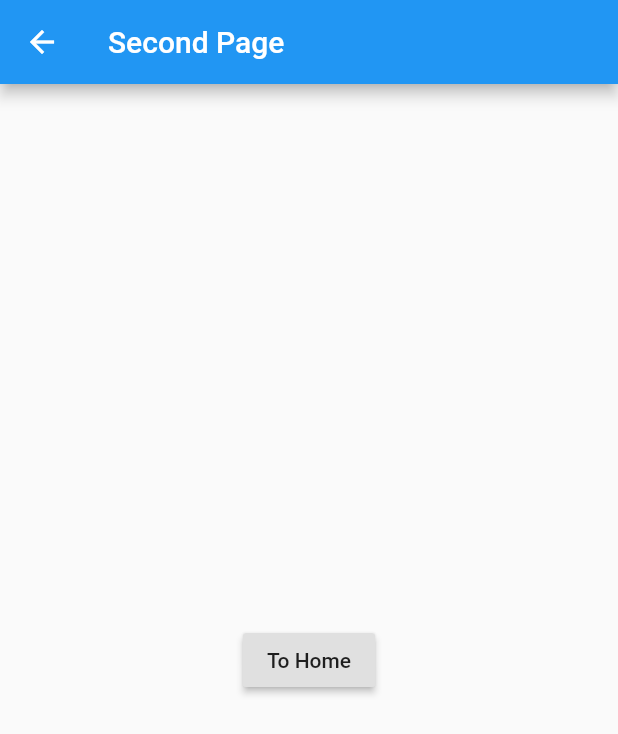
After one commit to GiovanniSolano/Componentes-b-sicos---Flutter, a Flutter app: the screen it shows after launch, after a tap on "To Page 2", on a phone screen of 412 x 824 dp. The commit adds this screen. Shown: the top 734 px of the screen. Run offline on Flutter 3.47's test engine with Material 2 defaults, Android fonts, the phone set to English and light mode, and no system bars.

Commit message:
Navegacion entre pantallas

```diff
--- /dev/null
+++ b/lib/components/secondpage.dart
@@ -0,0 +1,18 @@
+import 'package:flutter/material.dart';
+
+class SecondPage extends StatelessWidget {
+  @override
+  Widget build(BuildContext context) {
+    return Scaffold(
+      appBar: AppBar(title: Text('Second Page')),
+      body: Center(
+        child: RaisedButton(
+          child: Text('To Home'),
+          onPressed: () {
+            Navigator.pop(context);
+          },
+        ),
+      ),
+    );
+  }
+}
--- a/lib/main.dart
+++ b/lib/main.dart
@@ -1,7 +1,7 @@
+import 'package:components/components/secondpage.dart';
 import 'package:flutter/material.dart';
 
 import 'components/gridview.dart';
-
 
 // import 'components/listview.dart';
 // import 'package:components/components/card.dart';
@@ -22,40 +22,62 @@ class MyApp extends StatelessWidget {
         primarySwatch: Colors.blue,
         visualDensity: VisualDensity.adaptivePlatformDensity,
       ),
-      home: MyGridView(),
+      initialRoute: '/',
+      routes: {
+        '/': (context) => FirstPage(),
+        '/secondPage': (context) => SecondPage()
+      },
     );
   }
 }
 
-class MyHomePage extends StatefulWidget {
-  @override
-  _MyHomePageState createState() => _MyHomePageState();
-}
-
-class _MyHomePageState extends State<MyHomePage> {
+class FirstPage extends StatelessWidget {
   @override
   Widget build(BuildContext context) {
     return Scaffold(
-      body: Column(
-        children: <Widget>[
-          Flexible(
-            flex: 2,
-            child: Container(color: Colors.red),
-          ),
-          Flexible(
-            flex: 3,
-            child: Container(color: Colors.blue),
-          ),
-          Flexible(
-            flex: 1,
-            child: Container(color: Colors.green),
-          ),
-          Flexible(
-            flex: 1,
-            child: Container(color: Colors.black),
-          ),
-        ],
+      appBar: AppBar(title: Text('First Page')),
+      body: Center(
+        child: RaisedButton(
+          child: Text('To Page 2'),
+          onPressed: () {
+            // Navegar utilizando rutas
+            Navigator.pushNamed(context, '/secondPage');
+
+            // Una manera, sin nombre de ruta
+            // Navigator.push(
+            //     context, MaterialPageRoute(builder: (context) => SecondPage()));
+          },
+        ),
       ),
     );
   }
+  // _MyHomePageState createState() => _MyHomePageState();
 }
+
+// class _MyHomePageState extends State<MyHomePage> {
+//   @override
+//   Widget build(BuildContext context) {
+//     return Scaffold(
+//       body: Column(
+//         children: <Widget>[
+//           Flexible(
+//             flex: 2,
+//             child: Container(color: Colors.red),
+//           ),
+//           Flexible(
+//             flex: 3,
+//             child: Container(color: Colors.blue),
+//           ),
+//           Flexible(
+//             flex: 1,
+//             child: Container(color: Colors.green),
+//           ),
+//           Flexible(
+//             flex: 1,
+//             child: Container(color: Colors.black),
+//           ),
+//         ],
+//       ),
+//     );
+//   }
+// }
```
